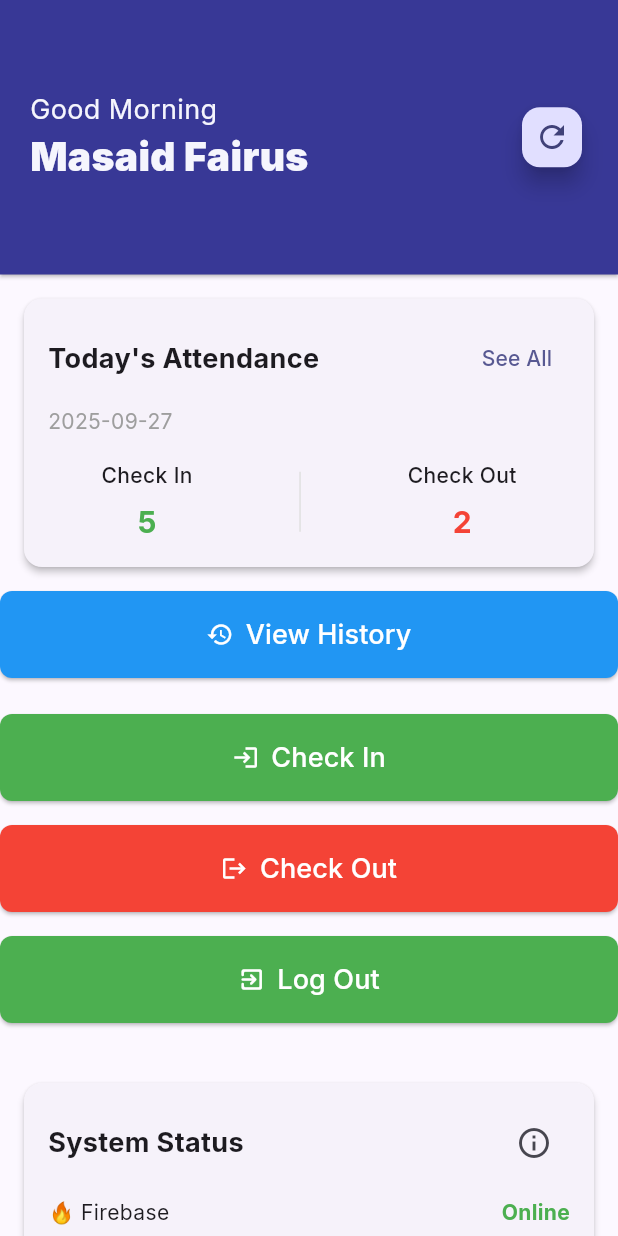
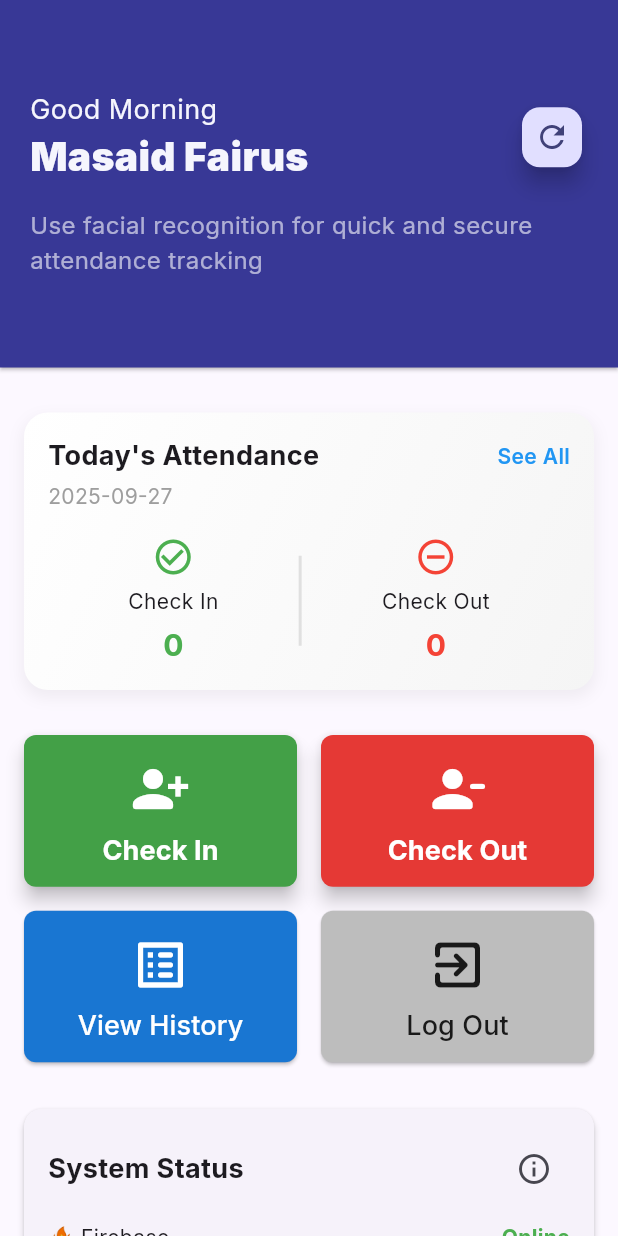
Before and after one commit to masaidfairus/track-in, a Flutter app: the HomeScreen screen opened directly, on a phone screen of 412 x 824 dp. Run offline on Flutter 3.47's test engine with Material 3 defaults, Android fonts, the phone set to English and light mode, and no system bars; our stand-ins replace camera, cloud_firestore, firebase_core, google_fonts, permission_handler; missing offline and left inert: google_ml_kit, google_mlkit_face_detection; accounts and stored records are empty; network calls fail.

Commit message:
modified home screen

```diff
--- a/lib/screens/home_screen.dart
+++ b/lib/screens/home_screen.dart
@@ -257,7 +257,7 @@ class _HomeScreenState extends State<HomeScreen> {
   }
 
   Widget _buildMainContent() {
-    return Padding(
+    return SingleChildScrollView(
       padding: const EdgeInsets.all(0.0),
       child: Column(
         crossAxisAlignment: CrossAxisAlignment.stretch,
@@ -267,11 +267,13 @@ class _HomeScreenState extends State<HomeScreen> {
             shape: RoundedRectangleBorder(
               borderRadius: BorderRadius.circular(0),
             ),
-            margin: EdgeInsets.all(0),
+            margin: EdgeInsets.only(bottom: 15),
             color: Color.fromRGBO(56, 56, 150, 1),
             child: Padding(
               padding: const EdgeInsets.symmetric(vertical: 60, horizontal: 20),
-              child: Row(
+              child: Column(
+                children: [
+                  Row(
                     children: [
                       Align(
                         alignment:
@@ -299,24 +301,28 @@ class _HomeScreenState extends State<HomeScreen> {
                       ),
                       Spacer(),
                       FloatingActionButton.small(
-                    onPressed: _isReconnecting ? null : _attemptReconnection,
+                        onPressed: _isReconnecting
+                            ? null
+                            : _attemptReconnection,
                         tooltip: 'Retry Connection',
                         child: const Icon(Icons.refresh),
                       ),
-                  // const SizedBox(height: 8),
-                  // const Text(
-                  //   'Use facial recognition for quick and secure attendance tracking',
-                  //   style: TextStyle(fontSize: 16, color: Colors.grey),
-                  //   textAlign: TextAlign.center,
-                  // ),
+                    ],
+                  ),
+                  const SizedBox(height: 16),
+                  const Text(
+                    'Use facial recognition for quick and secure attendance tracking',
+                    style: TextStyle(fontSize: 16, color: Colors.white60),
+                    textAlign: TextAlign.left,
+                  ),
                 ],
               ),
             ),
           ),
 
           DailyAttendanceCard(
-            checkInCount: 5, // ambil dari Firestore misalnya
-            checkOutCount: 2, // ambil dari Firestore juga
+            checkInCount: 0, // ambil dari Firestore misalnya
+            checkOutCount: 0, // ambil dari Firestore juga
             onSeeAll: () {
               Navigator.push(
                 context,
@@ -327,55 +333,20 @@ class _HomeScreenState extends State<HomeScreen> {
             },
           ),
 
-          ElevatedButton.icon(
-            onPressed: () {
-              Navigator.push(
-                context,
-                MaterialPageRoute(
-                  builder: (context) => const AttendanceHistoryScreen(),
+          GridView.count(
+            padding: const EdgeInsets.symmetric(
+              horizontal: 16.0,
+              vertical: 15.0,
             ),
-              );
-            },
-            icon: const Icon(Icons.history),
-            label: const Text('View History', style: TextStyle(fontSize: 18)),
-            style: ElevatedButton.styleFrom(
-              backgroundColor: Colors.blue,
-              foregroundColor: Colors.white,
-              padding: const EdgeInsets.symmetric(vertical: 16),
-              shape: RoundedRectangleBorder(
-                borderRadius: BorderRadius.circular(8),
-              ),
-            ),
-          ),
-
-          const SizedBox(height: 24),
-
-          // Action Buttons
-          ElevatedButton.icon(
-            onPressed: () {
-              Navigator.push(
-                context,
-                MaterialPageRoute(
-                  builder: (context) =>
-                      const AttendanceScreen(mode: AttendanceMode.checkIn),
-                ),
-              );
-            },
-            icon: const Icon(Icons.login),
-            label: const Text('Check In', style: TextStyle(fontSize: 18)),
-            style: ElevatedButton.styleFrom(
-              backgroundColor: Colors.green,
-              foregroundColor: Colors.white,
-              padding: const EdgeInsets.symmetric(vertical: 16),
-              shape: RoundedRectangleBorder(
-                borderRadius: BorderRadius.circular(8),
-              ),
-            ),
-          ),
-
-          const SizedBox(height: 16),
-
-          ElevatedButton.icon(
+            shrinkWrap: true,
+            physics: const NeverScrollableScrollPhysics(),
+            crossAxisCount: 2, // 2 columns
+            crossAxisSpacing: 16,
+            mainAxisSpacing: 16,
+            childAspectRatio: 1.8,
+            children: [
+              // 1. Check In (Primary Action - Green)
+              ElevatedButton(
                 onPressed: () {
                   Navigator.push(
                     context,
@@ -385,41 +356,125 @@ class _HomeScreenState extends State<HomeScreen> {
                     ),
                   );
                 },
-            icon: const Icon(Icons.logout),
-            label: const Text('Check Out', style: TextStyle(fontSize: 18)),
                 style: ElevatedButton.styleFrom(
-              backgroundColor: Colors.red,
+                  backgroundColor: Colors.green.shade600,
                   foregroundColor: Colors.white,
-              padding: const EdgeInsets.symmetric(vertical: 16),
+                  padding: const EdgeInsets.all(16),
+                  shape: RoundedRectangleBorder(
+                    borderRadius: BorderRadius.circular(8),
+                  ),
+                  elevation: 5,
+                ),
+                child: const Column(
+                  mainAxisAlignment: MainAxisAlignment.center,
+                  children: [
+                    // Decreased icon size slightly for smaller container
+                    Icon(Icons.person_add_alt_1_rounded, size: 40),
+                    SizedBox(height: 8), // Decreased spacing
+                    Text(
+                      'Check In',
+                      style: TextStyle(
+                        fontSize: 18, // Decreased font size slightly
+                        fontWeight: FontWeight.bold,
+                      ),
+                    ),
+                  ],
+                ),
+              ),
+
+              // 2. Check Out (Secondary Primary Action - Red)
+              ElevatedButton(
+                onPressed: () {
+                  Navigator.push(
+                    context,
+                    MaterialPageRoute(
+                      builder: (context) =>
+                          const AttendanceScreen(mode: AttendanceMode.checkOut),
+                    ),
+                  );
+                },
+                style: ElevatedButton.styleFrom(
+                  backgroundColor: Colors.red.shade600,
+                  foregroundColor: Colors.white,
+                  padding: const EdgeInsets.all(16),
+                  shape: RoundedRectangleBorder(
+                    borderRadius: BorderRadius.circular(8),
+                  ),
+                  elevation: 5,
+                ),
+                child: const Column(
+                  mainAxisAlignment: MainAxisAlignment.center,
+                  children: [
+                    Icon(Icons.person_remove_alt_1_rounded, size: 40),
+                    SizedBox(height: 8),
+                    Text(
+                      'Check Out',
+                      style: TextStyle(
+                        fontSize: 18,
+                        fontWeight: FontWeight.bold,
+                      ),
+                    ),
+                  ],
+                ),
+              ),
+
+              // 3. View History (Utility Action - Standard Blue/Accent)
+              ElevatedButton(
+                onPressed: () {
+                  Navigator.push(
+                    context,
+                    MaterialPageRoute(
+                      builder: (context) => const AttendanceHistoryScreen(),
+                    ),
+                  );
+                },
+                style: ElevatedButton.styleFrom(
+                  backgroundColor: Colors.blue.shade700,
+                  foregroundColor: Colors.white,
+                  padding: const EdgeInsets.all(16),
                   shape: RoundedRectangleBorder(
                     borderRadius: BorderRadius.circular(8),
                   ),
                 ),
+                child: const Column(
+                  mainAxisAlignment: MainAxisAlignment.center,
+                  children: [
+                    Icon(Icons.list_alt_rounded, size: 40),
+                    SizedBox(height: 8),
+                    Text('View History', style: TextStyle(fontSize: 18)),
+                  ],
+                ),
               ),
 
-          const SizedBox(height: 16),
-
-          // Action Buttons
-          ElevatedButton.icon(
+              // 4. Log Out (Utility Action - Light Gray/Neutral)
+              ElevatedButton(
                 onPressed: () {
                   Navigator.pushReplacement(
                     context,
-                MaterialPageRoute(builder: (context) => const LoginScreen()),
+                    MaterialPageRoute(
+                      builder: (context) => const LoginScreen(),
+                    ),
                   );
                 },
-            icon: const Icon(Icons.exit_to_app_rounded),
-            label: const Text('Log Out', style: TextStyle(fontSize: 18)),
                 style: ElevatedButton.styleFrom(
-              backgroundColor: Colors.green,
-              foregroundColor: Colors.white,
-              padding: const EdgeInsets.symmetric(vertical: 16),
+                  backgroundColor: Colors.grey.shade400,
+                  foregroundColor: Colors.black87,
+                  padding: const EdgeInsets.all(16),
                   shape: RoundedRectangleBorder(
                     borderRadius: BorderRadius.circular(8),
                   ),
                 ),
+                child: const Column(
+                  mainAxisAlignment: MainAxisAlignment.center,
+                  children: [
+                    Icon(Icons.exit_to_app_rounded, size: 40),
+                    SizedBox(height: 8),
+                    Text('Log Out', style: TextStyle(fontSize: 18)),
+                  ],
                 ),
-
-          const SizedBox(height: 24),
+              ),
+            ],
+          ),
 
           // Enhanced Status Card
           Card(
--- a/lib/widgets/daily_attendance_card_widget.dart
+++ b/lib/widgets/daily_attendance_card_widget.dart
@@ -6,20 +6,35 @@ class DailyAttendanceCard extends StatelessWidget {
   final VoidCallback onSeeAll;
 
   const DailyAttendanceCard({
-    Key? key,
+    super.key,
     required this.checkInCount,
     required this.checkOutCount,
     required this.onSeeAll,
-  }) : super(key: key);
+  });
 
   @override
   Widget build(BuildContext context) {
-    return Card(
-      elevation: 2,
-      shape: RoundedRectangleBorder(borderRadius: BorderRadius.circular(12)),
-      margin: const EdgeInsets.all(16),
-      child: Padding(
+    return Container(
+      margin: const EdgeInsets.symmetric(horizontal: 16, vertical: 15),
       padding: const EdgeInsets.all(16),
+      decoration: BoxDecoration(
+        borderRadius: BorderRadius.circular(16),
+        // 🎨 Gradient background
+        gradient: LinearGradient(
+          colors: [Colors.white, Colors.grey.shade100],
+          begin: Alignment.topLeft,
+          end: Alignment.bottomRight,
+        ),
+        // ✨ Drop shadow
+        boxShadow: [
+          BoxShadow(
+            color: Colors.black.withOpacity(0.05),
+            spreadRadius: 1,
+            blurRadius: 8,
+            offset: const Offset(0, 4),
+          ),
+        ],
+      ),
       child: Column(
         crossAxisAlignment: CrossAxisAlignment.start,
         children: [
@@ -31,49 +46,72 @@ class DailyAttendanceCard extends StatelessWidget {
                 "Today's Attendance",
                 style: TextStyle(fontSize: 18, fontWeight: FontWeight.bold),
               ),
-                TextButton(onPressed: onSeeAll, child: const Text("See All")),
+              GestureDetector(
+                onTap: onSeeAll,
+                child: const Text(
+                  "See All",
+                  style: TextStyle(
+                    color: Colors.blue,
+                    fontWeight: FontWeight.w600,
+                  ),
+                ),
+              ),
             ],
           ),
-            const SizedBox(height: 8),
+          const SizedBox(height: 4),
           Text(
-              // otomatis ambil tanggal hari ini
-              "${DateTime.now().toLocal().toString().split(' ')[0]}",
+            DateTime.now().toString().split(" ")[0], // show today's date
             style: const TextStyle(color: Colors.grey),
           ),
           const SizedBox(height: 16),
 
-            // Numbers Row
+          // Content: Check In & Check Out
           Row(
-              mainAxisAlignment: MainAxisAlignment.spaceAround,
+            mainAxisAlignment: MainAxisAlignment.spaceEvenly,
             children: [
-                _buildStat("Check In", checkInCount, Colors.green),
-                Container(height: 40, width: 1, color: Colors.grey.shade300),
-                _buildStat("Check Out", checkOutCount, Colors.red),
+              // ✅ Check In
+              Column(
+                children: [
+                  const Icon(
+                    Icons.check_circle_outline,
+                    color: Colors.green,
+                    size: 28,
+                  ), // icon
+                  const SizedBox(height: 6),
+                  const Text("Check In"),
+                  const SizedBox(height: 4),
+                  Text(
+                    "$checkInCount",
+                    style: const TextStyle(
+                      fontSize: 20,
+                      fontWeight: FontWeight.bold,
+                      color: Colors.green,
+                    ),
+                  ),
+                ],
+              ),
+              Container(width: 2, height: 60, color: Colors.grey.shade300),
+              // 🚪 Check Out
+              Column(
+                children: [
+                  const Icon(Icons.do_disturb_on_outlined , color: Colors.red, size: 28), // icon
+                  const SizedBox(height: 6),
+                  const Text("Check Out"),
+                  const SizedBox(height: 4),
+                  Text(
+                    "$checkOutCount",
+                    style: const TextStyle(
+                      fontSize: 20,
+                      fontWeight: FontWeight.bold,
+                      color: Colors.red,
+                    ),
+                  ),
                 ],
               ),
             ],
           ),
+        ],
       ),
     );
   }
-
-  Widget _buildStat(String label, int value, Color color) {
-    return Column(
-      children: [
-        Text(
-          label,
-          style: const TextStyle(fontSize: 14, fontWeight: FontWeight.w500),
-        ),
-        const SizedBox(height: 6),
-        Text(
-          "$value",
-          style: TextStyle(
-            fontSize: 20,
-            fontWeight: FontWeight.bold,
-            color: color,
-          ),
-        ),
-      ],
-    );
 }
-}
```
Lines whose indentation alone changed are shown as unchanged.
